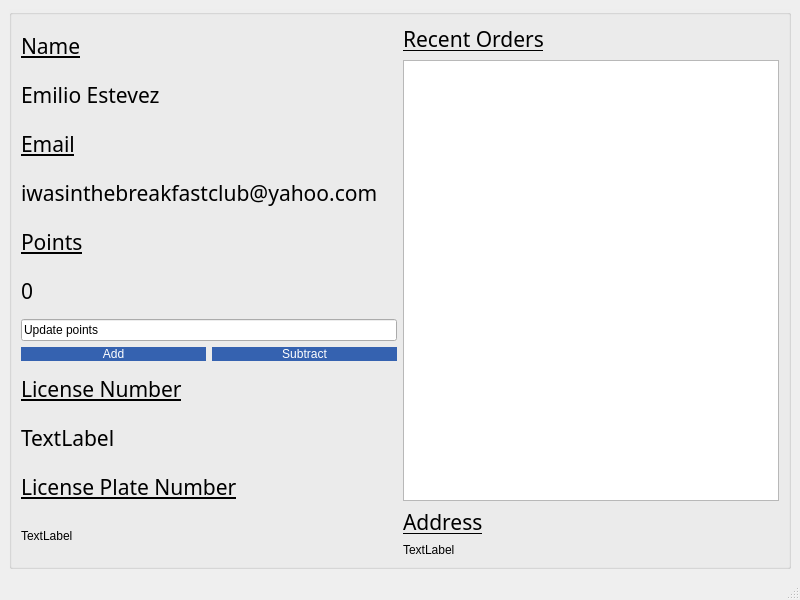
TraceyAlKing/CPSC4910-watt4910-group5, file Drive/driverinfo.ui: the form before one commit.
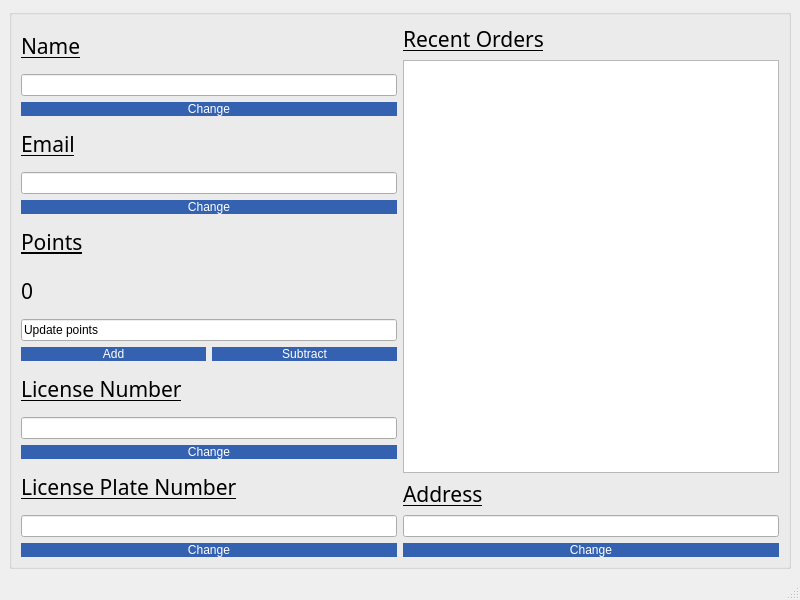
The form after the commit.

The edit to the form file:
```diff
--- a/Drive/driverinfo.ui
+++ b/Drive/driverinfo.ui
@@ -54,18 +54,12 @@
           </widget>
          </item>
          <item>
-          <widget class="QLabel" name="name_label">
-           <property name="font">
-            <font>
-             <family>Aganè S</family>
-             <pointsize>16</pointsize>
-             <weight>50</weight>
-             <italic>false</italic>
-             <bold>false</bold>
-            </font>
-           </property>
+          <widget class="QLineEdit" name="name_label"/>
+         </item>
+         <item>
+          <widget class="QPushButton" name="pushButton_driver_name_Change">
            <property name="text">
-            <string>Emilio Estevez</string>
+            <string>Change</string>
            </property>
           </widget>
          </item>
@@ -87,18 +81,12 @@
           </widget>
          </item>
          <item>
-          <widget class="QLabel" name="email_label">
-           <property name="font">
-            <font>
-             <family>Aganè S</family>
-             <pointsize>16</pointsize>
-             <weight>50</weight>
-             <italic>false</italic>
-             <bold>false</bold>
-            </font>
-           </property>
+          <widget class="QLineEdit" name="email_label"/>
+         </item>
+         <item>
+          <widget class="QPushButton" name="pushButton_driver_email_Change">
            <property name="text">
-            <string>iwasinthebreakfastclub@yahoo.com</string>
+            <string>Change</string>
            </property>
           </widget>
          </item>
@@ -182,18 +170,12 @@
           </widget>
          </item>
          <item>
-          <widget class="QLabel" name="ln_label">
-           <property name="font">
-            <font>
-             <family>Aganè S</family>
-             <pointsize>16</pointsize>
-             <weight>50</weight>
-             <italic>false</italic>
-             <bold>false</bold>
-            </font>
-           </property>
+          <widget class="QLineEdit" name="ln_label"/>
+         </item>
+         <item>
+          <widget class="QPushButton" name="pushButton_driver_ln_Change">
            <property name="text">
-            <string>TextLabel</string>
+            <string>Change</string>
            </property>
           </widget>
          </item>
@@ -215,9 +197,12 @@
           </widget>
          </item>
          <item>
-          <widget class="QLabel" name="lp_label">
+          <widget class="QLineEdit" name="lp_label"/>
+         </item>
+         <item>
+          <widget class="QPushButton" name="pushButton_driver_lp_Change">
            <property name="text">
-            <string>TextLabel</string>
+            <string>Change</string>
            </property>
           </widget>
          </item>
@@ -267,9 +252,12 @@
           </widget>
          </item>
          <item>
-          <widget class="QLabel" name="address_label">
+          <widget class="QLineEdit" name="address_label"/>
+         </item>
+         <item>
+          <widget class="QPushButton" name="pushButton_driver_address_Add">
            <property name="text">
-            <string>TextLabel</string>
+            <string>Change</string>
            </property>
           </widget>
          </item>
```
